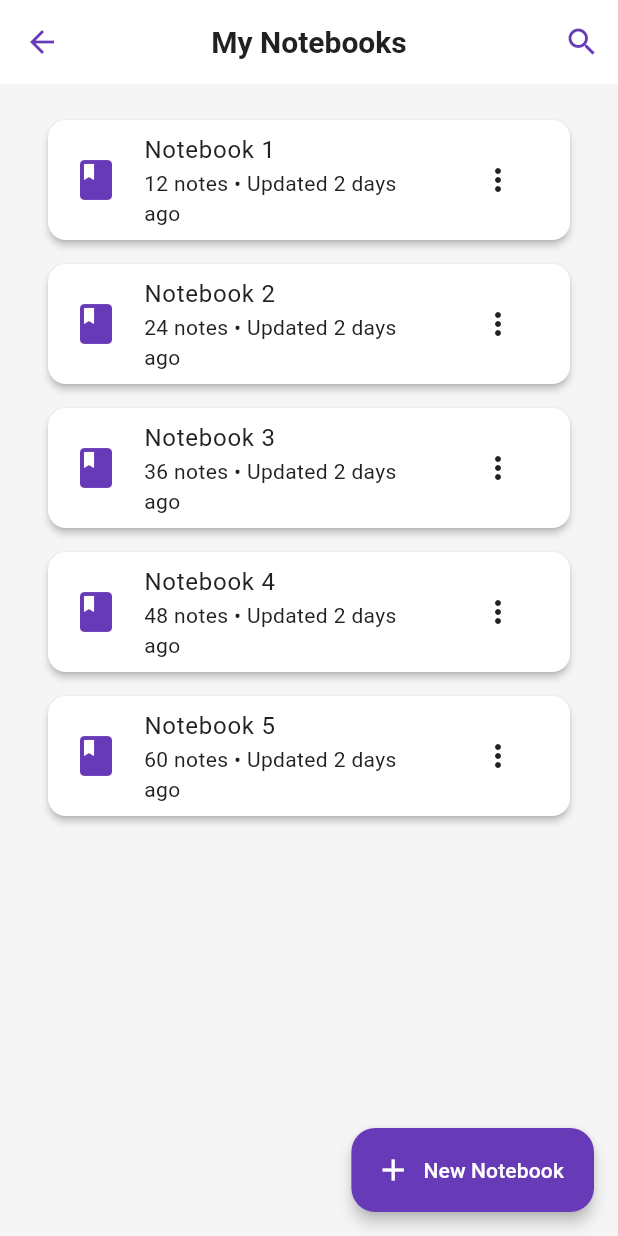
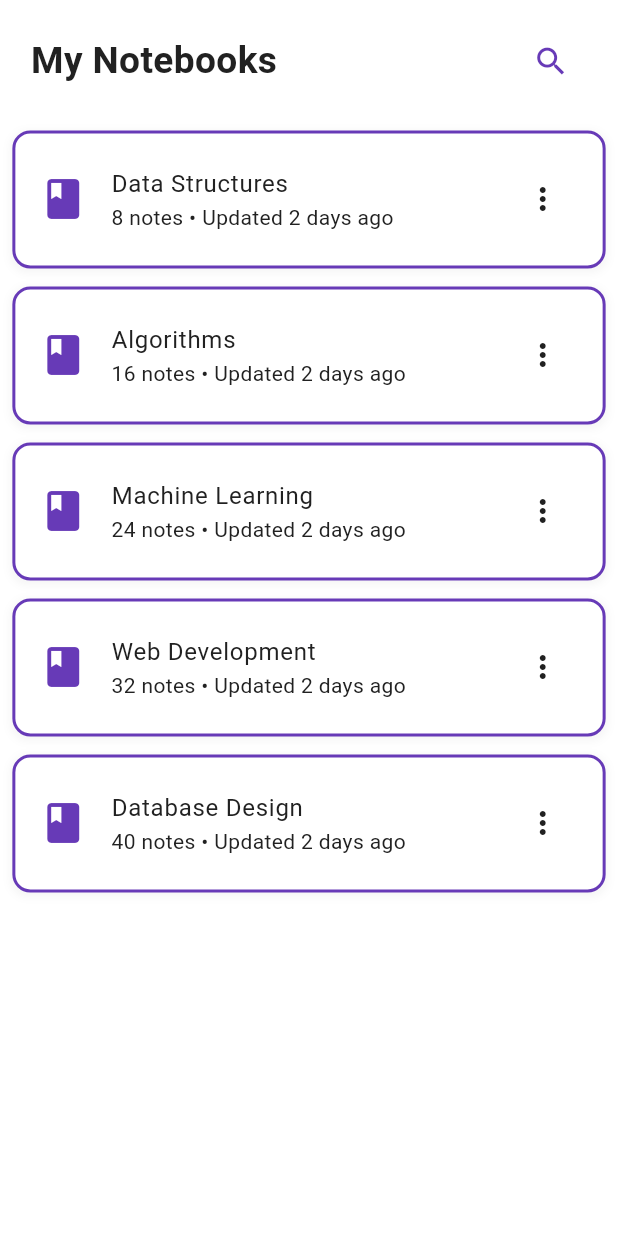
Before and after one commit to NotEpyc/EduEcho, a Flutter app: the NotebookScreen screen opened directly, on a phone screen of 412 x 824 dp. Run offline on Flutter 3.47's test engine with Material 3 defaults, Android fonts, the light colour scheme and no system bars; missing offline and left inert: flutter_m3shapes.

Commit message:
fixed changes

```diff
--- a/dart/eduecho/lib/screens/notebook/notebook_screen.dart
+++ b/dart/eduecho/lib/screens/notebook/notebook_screen.dart
@@ -1,35 +1,106 @@
 import 'package:flutter/material.dart';
+import '../../utils/responsive.dart';
+import 'notebook_detail_screen.dart';
 
 class NotebookScreen extends StatelessWidget {
   const NotebookScreen({super.key});
 
+  // Topics for notebooks (matching detail screen)
+  static const List<String> _notebookTopics = [
+    'Data Structures',
+    'Algorithms',
+    'Machine Learning',
+    'Web Development',
+    'Database Design',
+  ];
+
+  String _getNotebookTopic(int index) {
+    return _notebookTopics[index % _notebookTopics.length];
+  }
+
   @override
   Widget build(BuildContext context) {
+    final responsive = context.responsive;
+
     return Scaffold(
-      appBar: AppBar(
-        title: const Text('My Notebooks'),
-        actions: [
+      backgroundColor: Colors.white,
+      body: SafeArea(
+        child: Column(
+          crossAxisAlignment: CrossAxisAlignment.start,
+          children: [
+            // My Notebooks header with search button
+            Padding(
+              padding: EdgeInsets.symmetric(
+                horizontal: responsive.widthPercent(5),
+                vertical: responsive.heightPercent(2),
+              ),
+              child: Row(
+                mainAxisAlignment: MainAxisAlignment.spaceBetween,
+                crossAxisAlignment: CrossAxisAlignment.center,
+                children: [
+                  Text(
+                    'My Notebooks',
+                    style: TextStyle(
+                      fontSize: responsive.fontSize(
+                        mobile: 6,
+                        min: 20,
+                        max: 28,
+                      ),
+                      fontWeight: FontWeight.bold,
+                    ),
+                  ),
                   IconButton(
-            icon: const Icon(Icons.search),
                     onPressed: () {
                       // TODO: Search notebooks
                     },
+                    icon: Icon(
+                      Icons.search,
+                      color: Colors.deepPurple,
+                      size: responsive.iconSize(mobile: 6, min: 24, max: 32),
+                    ),
                   ),
                 ],
               ),
-      body: ListView.builder(
-        padding: const EdgeInsets.all(16),
+            ),
+            Expanded(
+              child: ListView.builder(
+                padding: EdgeInsets.only(
+                  left: responsive.widthPercent(2),
+                  right: responsive.widthPercent(2),
+                  bottom: responsive.screenNavbarSpace,
+                ),
                 itemCount: 5,
                 itemBuilder: (context, index) {
-          return Card(
+                  final notebookTopic = _getNotebookTopic(index);
+                  return Container(
+                    margin: const EdgeInsets.symmetric(vertical: 6),
+                    decoration: BoxDecoration(
+                      color: Colors.white,
+                      border: Border.all(color: Colors.deepPurple, width: 2),
+                      borderRadius: BorderRadius.circular(12),
+                      boxShadow: [
+                        BoxShadow(
+                          color: Colors.grey.withOpacity(0.1),
+                          spreadRadius: 1,
+                          blurRadius: 4,
+                          offset: const Offset(0, 2),
+                        ),
+                      ],
+                    ),
                     child: ListTile(
+                      contentPadding: const EdgeInsets.symmetric(
+                        horizontal: 16,
+                        vertical: 8,
+                      ),
                       leading: Icon(
                         Icons.book,
                         color: Theme.of(context).colorScheme.primary,
                         size: 32,
                       ),
-              title: Text('Notebook ${index + 1}'),
-              subtitle: Text('${(index + 1) * 12} notes • Updated 2 days ago'),
+                      title: Text(notebookTopic),
+                      subtitle: Text(
+                        '${(index + 1) * 8} notes • Updated 2 days ago',
+                      ),
                       trailing: PopupMenuButton(
                         itemBuilder:
                             (context) => [
@@ -69,18 +140,24 @@ class NotebookScreen extends StatelessWidget {
                         },
                       ),
                       onTap: () {
-                // TODO: Open notebook details
+                        Navigator.push(
+                          context,
+                          MaterialPageRoute(
+                            builder:
+                                (context) => NotebookDetailScreen(
+                                  notebookTitle: notebookTopic,
+                                  notebookIndex: index,
+                                ),
+                          ),
+                        );
                       },
                     ),
                   );
                 },
               ),
-      floatingActionButton: FloatingActionButton.extended(
-        onPressed: () {
-          // TODO: Create new notebook
-        },
-        icon: const Icon(Icons.add),
-        label: const Text('New Notebook'),
+            ),
+          ],
+        ),
       ),
     );
   }
```
Also changed, not shown: dart/eduecho/lib/screens/home/explore_screen.dart (+14 -1 lines), dart/eduecho/lib/screens/home/feed_screen.dart (+15 -1 lines), dart/eduecho/lib/screens/notebook/notebook_detail_screen.dart (added, +348 -0 lines). Lines whose indentation alone changed are shown as unchanged.
